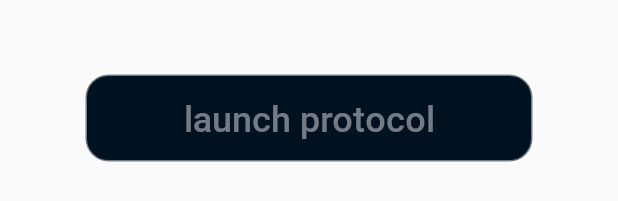
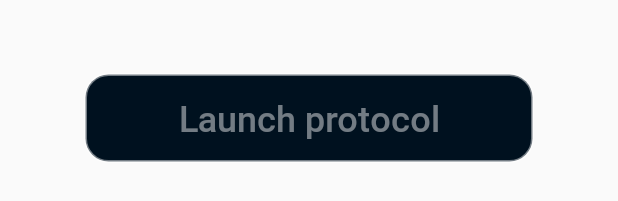
Before and after one commit to Sleewell/Sleewell-Android, an Android app: the layout new_fragment_home.xml on its own in the app's theme, with its tools: preview values and no code run, on a phone screen of 412 x 824 dp. Shown: the part 990-1191 px from the top of the screen. Run offline under Robolectric (Android 15) with nearby library versions, the phone set to English and light mode, and no system bars.

Commit message:
Using moved files now.

```diff
--- a/app/src/main/java/com/sleewell/sleewell/mvp/menu/home/presenter/HomePresenter.kt
+++ b/app/src/main/java/com/sleewell/sleewell/mvp/menu/home/presenter/HomePresenter.kt
@@ -24,7 +24,7 @@ class HomePresenter(view: HomeContract.View, context: Context) : HomeContract.Pr
      * @author Hugo Berthomé
      */
     override fun onViewCreated() {
-        view?.displayNfcButton(model.nfcState() != NfcState.Enable)
+//        view?.displayNfcButton(model.nfcState() != NfcState.Enable)
     }
 
     /**
--- a/app/src/main/res/values/strings.xml
+++ b/app/src/main/res/values/strings.xml
@@ -19,7 +19,7 @@
     <string name="nav_button_music">MUSIC</string>
 
     <!-- Home -->
-    <string name="protocol_button">launch protocol</string>
+    <string name="protocol_button">Launch protocol</string>
 
     <!-- Settings -->
     <string name="setting_network_name">Network</string>
```
Also changed, not shown: app/src/main/java/com/sleewell/sleewell/mvp/menu/home/view/HomeFragment.kt (+24 -7 lines), app/src/main/java/com/sleewell/sleewell/new_mvp/menu/home/presenter/HomePresenter.kt (deleted).
